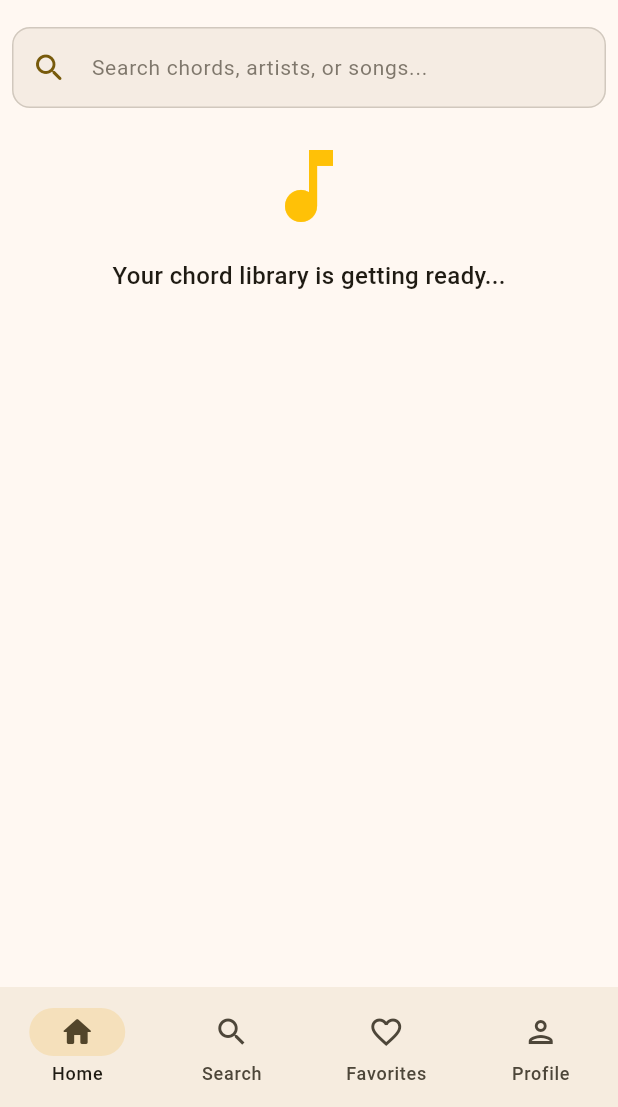
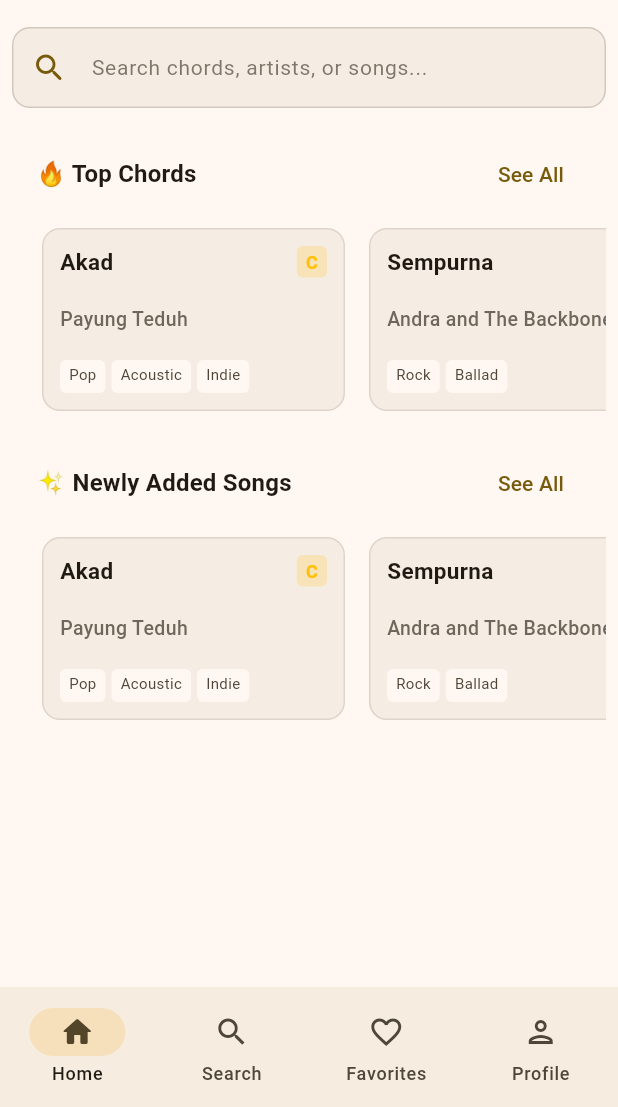
Before and after one commit to erichutabarat/chordkita_app, a Flutter app: the screen it shows after launch, on a phone screen of 412 x 824 dp, the part 129-1236 px from its top. Run offline on Flutter 3.47's test engine with Material 3 defaults, Android fonts, the phone set to English and light mode, and no system bars.

Commit message:
feat(home_screen): add specified list of chord component

```diff
--- a/analysis_options.yaml
+++ b/analysis_options.yaml
@@ -1 +1,4 @@
 include: package:flutter_lints/flutter.yaml
+analyzer:
+  errors:
+    deprecated_member_use: ignore
--- /dev/null
+++ b/lib/features/home/data/samples/chord_sample.dart
@@ -0,0 +1,71 @@
+import 'package:chordkita/features/home/domain/entities/chordsong_item.dart';
+import 'package:flutter/foundation.dart';
+
+final newlyAddedSongs = [
+  ChordSongItemData(
+    id: 1,
+    songName: 'Akad',
+    artistName: 'Payung Teduh',
+    chordKey: 'C',
+    genres: ['Pop', 'Acoustic', 'Indie'],
+    // ignore: avoid_print
+    onTap: () => print('Clicked Akad'),
+  ),
+  ChordSongItemData(
+    id: 2,
+    songName: 'Sempurna',
+    artistName: 'Andra and The Backbone',
+    chordKey: 'A',
+    genres: ['Rock', 'Ballad'],
+    // ignore: avoid_print
+    onTap: () => print('Clicked Sempurna'),
+  ),
+  ChordSongItemData(
+    id: 3,
+    songName: 'Zona Nyaman',
+    artistName: 'Fourtwnty',
+    chordKey: 'F',
+    genres: ['Indie', 'Folk'],
+    // ignore: avoid_print
+    onTap: () => print('Clicked Zona Nyaman'),
+  ),
+];
+
+final topSongs = [
+  ChordSongItemData(
+    id: 1,
+    songName: 'Akad',
+    artistName: 'Payung Teduh',
+    chordKey: 'C',
+    genres: ['Pop', 'Acoustic', 'Indie'],
+    onTap: () {
+      if (kDebugMode) {
+        print('Clicked Akad');
+      }
+    },
+  ),
+  ChordSongItemData(
+    id: 2,
+    songName: 'Sempurna',
+    artistName: 'Andra and The Backbone',
+    chordKey: 'A',
+    genres: ['Rock', 'Ballad'],
+    onTap: () {
+      if (kDebugMode) {
+        print('Clicked Sempurna');
+      }
+    },
+  ),
+  ChordSongItemData(
+    id: 3,
+    songName: 'Zona Nyaman',
+    artistName: 'Fourtwnty',
+    chordKey: 'F',
+    genres: ['Indie', 'Folk'],
+    onTap: () {
+      if (kDebugMode) {
+        print('Clicked Zona Nyaman');
+      }
+    },
+  ),
+];
--- /dev/null
+++ b/lib/features/home/domain/entities/chordsong_item.dart
@@ -0,0 +1,19 @@
+import 'package:flutter/material.dart';
+
+class ChordSongItemData {
+  final int id;
+  final String songName;
+  final String artistName;
+  final String chordKey;
+  final List<String> genres;
+  final VoidCallback onTap;
+
+  ChordSongItemData({
+    required this.id,
+    required this.songName,
+    required this.artistName,
+    required this.chordKey,
+    required this.genres,
+    required this.onTap,
+  });
+}
--- a/lib/features/home/presentation/screens/home_screen.dart
+++ b/lib/features/home/presentation/screens/home_screen.dart
@@ -1,3 +1,7 @@
+// ignore_for_file: deprecated_member_use
+
+import 'package:chordkita/features/home/data/samples/chord_sample.dart';
+import 'package:chordkita/features/home/presentation/widgets/chordlist_component.dart';
 import 'package:chordkita/features/home/presentation/widgets/chordsearch_bar.dart';
 import 'package:flutter/foundation.dart';
 import 'package:flutter/material.dart';
@@ -44,17 +48,28 @@
               },
             ),
             const SizedBox(height: 20),
-            const Center(
-              child: Column(
-                children: [
-                  Icon(Icons.music_note, size: 64, color: Colors.amber),
-                  SizedBox(height: 16),
-                  Text(
-                    'Your chord library is getting ready...',
-                    style: TextStyle(fontSize: 16, fontWeight: FontWeight.w500),
-                  ),
-                ],
-              ),
+
+            // Top Chord Section
+            ChordListComponent(
+              title: "🔥 Top Chords",
+              items: topSongs,
+              onSeeAllPressed: () {
+                if (kDebugMode) {
+                  print('See all top chords clicked');
+                }
+              },
+            ),
+            const SizedBox(height: 20),
+
+            // Newly Added Chord Section
+            ChordListComponent(
+              title: "✨ Newly Added Songs",
+              items: newlyAddedSongs,
+              onSeeAllPressed: () {
+                if (kDebugMode) {
+                  print('See all newly added clicked');
+                }
+              },
             ),
           ],
         ),
--- /dev/null
+++ b/lib/features/home/presentation/widgets/chordlist_component.dart
@@ -0,0 +1,169 @@
+import 'package:chordkita/features/home/domain/entities/chordsong_item.dart';
+import 'package:flutter/material.dart';
+
+class ChordListComponent extends StatelessWidget {
+  final String title;
+  final VoidCallback? onSeeAllPressed;
+  final List<ChordSongItemData> items;
+
+  const ChordListComponent({
+    super.key,
+    required this.title,
+    this.onSeeAllPressed,
+    required this.items,
+  });
+
+  @override
+  Widget build(BuildContext context) {
+    final theme = Theme.of(context);
+
+    return Column(
+      crossAxisAlignment: CrossAxisAlignment.start,
+      children: [
+        // Section Header (Title & See All)
+        Padding(
+          padding: const EdgeInsets.symmetric(horizontal: 16.0),
+          child: Row(
+            mainAxisAlignment: MainAxisAlignment.spaceBetween,
+            children: [
+              Text(
+                title,
+                style: theme.textTheme.titleMedium?.copyWith(
+                  fontWeight: FontWeight.bold,
+                ),
+              ),
+              if (onSeeAllPressed != null)
+                TextButton(
+                  onPressed: onSeeAllPressed,
+                  child: const Text('See All'),
+                ),
+            ],
+          ),
+        ),
+        const SizedBox(height: 8),
+
+        // Horizontal Scrollable Cards List
+        SizedBox(
+          height: 130, // Adjusted height to accommodate genre tags
+          child: ListView.builder(
+            scrollDirection: Axis.horizontal,
+            padding: const EdgeInsets.symmetric(horizontal: 12.0),
+            itemCount: items.length,
+            itemBuilder: (context, index) {
+              final item = items[index];
+              return Container(
+                width: 210, // Wider card to fit song & artist neatly
+                margin: const EdgeInsets.symmetric(horizontal: 4.0),
+                child: Card(
+                  elevation: 0,
+                  color: theme.colorScheme.surfaceContainerHighest.withOpacity(
+                    0.5,
+                  ),
+                  shape: RoundedRectangleBorder(
+                    borderRadius: BorderRadius.circular(12),
+                    side: BorderSide(
+                      color: theme.colorScheme.outline.withOpacity(0.2),
+                    ),
+                  ),
+                  child: InkWell(
+                    borderRadius: BorderRadius.circular(12),
+                    onTap: item.onTap,
+                    child: Padding(
+                      padding: const EdgeInsets.all(12.0),
+                      child: Column(
+                        crossAxisAlignment: CrossAxisAlignment.start,
+                        mainAxisAlignment: MainAxisAlignment.spaceBetween,
+                        children: [
+                          // Top Row: Song Name & Chord Key Badge
+                          Row(
+                            crossAxisAlignment: CrossAxisAlignment.start,
+                            children: [
+                              Expanded(
+                                child: Text(
+                                  item.songName,
+                                  style: const TextStyle(
+                                    fontWeight: FontWeight.bold,
+                                    fontSize: 15,
+                                  ),
+                                  maxLines: 1,
+                                  overflow: TextOverflow.ellipsis,
+                                ),
+                              ),
+                              const SizedBox(width: 8),
+                              // Chord Key Badge
+                              Container(
+                                padding: const EdgeInsets.symmetric(
+                                  horizontal: 6,
+                                  vertical: 2,
+                                ),
+                                decoration: BoxDecoration(
+                                  color: Colors.amber.withOpacity(0.2),
+                                  borderRadius: BorderRadius.circular(4),
+                                ),
+                                child: Text(
+                                  item.chordKey,
+                                  style: const TextStyle(
+                                    fontSize: 12,
+                                    fontWeight: FontWeight.bold,
+                                    color: Colors.amber,
+                                  ),
+                                ),
+                              ),
+                            ],
+                          ),
+
+                          // Artist Name
+                          Text(
+                            item.artistName,
+                            style: TextStyle(
+                              color: theme.colorScheme.onSurfaceVariant
+                                  .withOpacity(0.8),
+                              fontSize: 13,
+                              fontWeight: FontWeight.w500,
+                            ),
+                            maxLines: 1,
+                            overflow: TextOverflow.ellipsis,
+                          ),
+
+                          // Genre List (Chips)
+                          SizedBox(
+                            height: 22,
+                            child: ListView(
+                              scrollDirection: Axis.horizontal,
+                              physics:
+                                  const NeverScrollableScrollPhysics(), // Keeps layout clean inside card
+                              children: item.genres.map((genre) {
+                                return Container(
+                                  margin: const EdgeInsets.only(right: 4),
+                                  padding: const EdgeInsets.symmetric(
+                                    horizontal: 6,
+                                    vertical: 2,
+                                  ),
+                                  decoration: BoxDecoration(
+                                    color: theme.colorScheme.surface,
+                                    borderRadius: BorderRadius.circular(4),
+                                  ),
+                                  child: Text(
+                                    genre,
+                                    style: TextStyle(
+                                      fontSize: 10,
+                                      color: theme.colorScheme.onSurfaceVariant,
+                                    ),
+                                  ),
+                                );
+                              }).toList(),
+                            ),
+                          ),
+                        ],
+                      ),
+                    ),
+                  ),
+                ),
+              );
+            },
+          ),
+        ),
+      ],
+    );
+  }
+}
--- a/lib/features/home/presentation/widgets/chordsearch_bar.dart
+++ b/lib/features/home/presentation/widgets/chordsearch_bar.dart
@@ -1,3 +1,5 @@
+// ignore_for_file: deprecated_member_use
+
 import 'package:flutter/material.dart';
 
 class ChordSearchBar extends StatelessWidget {
```
